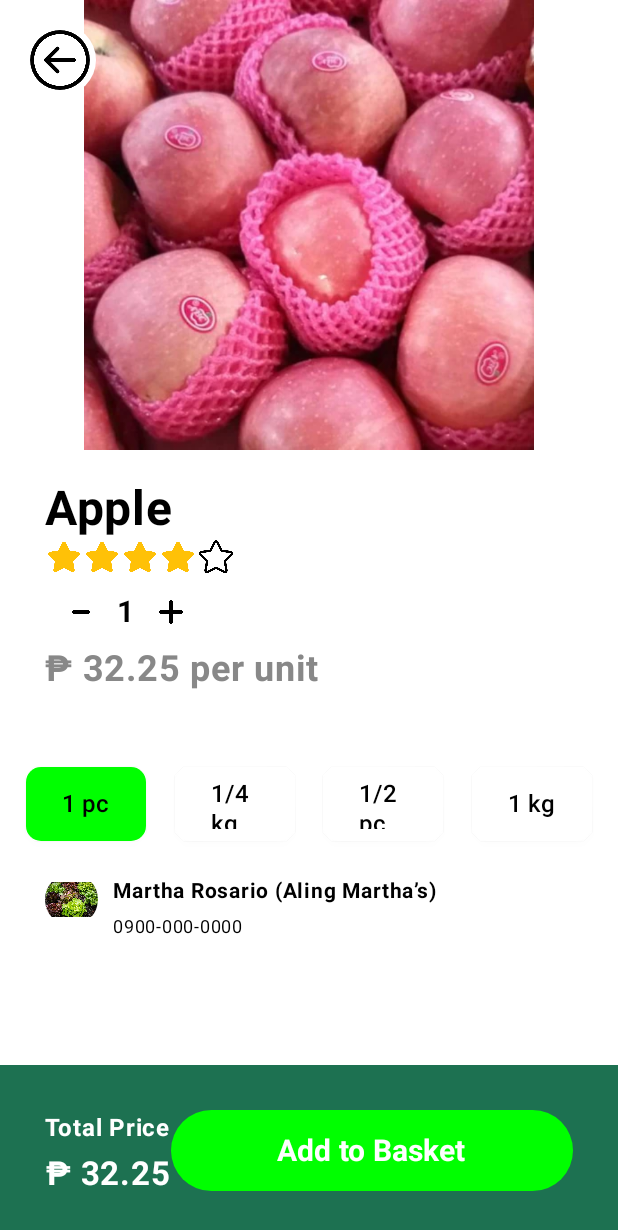
After one commit to mvictoria7/SplashScreenBaskit, an Android app built with Jetpack Compose: the AppleScreen screen opened through its navigation route, on a phone screen of 412 x 824 dp. The commit adds this screen. Shown: the top 1230 px of the screen. Run offline under Robolectric (Android 15) with nearby library versions, the phone set to English and light mode, and no system bars; our stand-ins replace accompanist.

Commit message:
add to cart na sira

```diff
--- a/app/build.gradle.kts
+++ b/app/build.gradle.kts
@@ -58,6 +58,7 @@ dependencies {
     implementation(libs.androidx.lifecycle.viewmodel.ktx)
     implementation(libs.androidx.navigation.fragment.ktx)
     implementation(libs.androidx.navigation.ui.ktx)
+    implementation ("androidx.navigation:navigation-compose:2.5.1")
     testImplementation(libs.junit)
     androidTestImplementation(libs.androidx.junit)
     androidTestImplementation(libs.androidx.espresso.core)
@@ -66,6 +67,7 @@ dependencies {
     debugImplementation(libs.androidx.ui.tooling)
     debugImplementation(libs.androidx.ui.test.manifest)
 
+
     val nav_version = "2.7.7"
     implementation("androidx.navigation:navigation-compose:$nav_version")
 
--- /dev/null
+++ b/app/src/main/java/com/example/splashscreenbaskit/AppleScreen.kt
@@ -0,0 +1,249 @@
+package com.example.splashscreenbaskit
+
+import androidx.compose.foundation.Image
+import androidx.compose.foundation.background
+import androidx.compose.foundation.layout.*
+import androidx.compose.foundation.shape.RoundedCornerShape
+import androidx.compose.material3.*
+import androidx.compose.runtime.*
+import androidx.compose.ui.Alignment
+import androidx.compose.ui.Modifier
+import androidx.compose.ui.draw.clip
+import androidx.compose.ui.graphics.Color
+import androidx.compose.ui.res.painterResource
+import androidx.compose.ui.text.font.FontWeight
+import androidx.compose.ui.tooling.preview.Preview
+import androidx.compose.ui.unit.dp
+import androidx.compose.ui.unit.sp
+import androidx.navigation.NavController
+
+@Composable
+fun AppleScreen(navController: NavController) {  // ✅ Accept NavController
+    var quantity by remember { mutableStateOf(1) }
+    var selectedWeight by remember { mutableStateOf("1 pc") }
+
+    // Base price for 1 pc
+    val basePrice = 32.25
+    val priceIncrease = 30.0
+
+    // Price calculation based on selected weight
+    val priceForWeight = when (selectedWeight) {
+        "1 pc" -> basePrice
+        "1/4 kg" -> basePrice + priceIncrease
+        "1/2 pc" -> basePrice + priceIncrease
+        "1 kg" -> basePrice + priceIncrease * 2
+        else -> basePrice
+    }
+
+    val totalPrice = (priceForWeight * quantity).toFloat()  // ✅ Ensure totalPrice is Float
+    val weightOptions = listOf("1 pc", "1/4 kg", "1/2 pc", "1 kg")
+
+    Column(
+        modifier = Modifier
+            .fillMaxSize()
+            .background(Color.White)
+    ) {
+        // Image section with back button
+        Box(
+            modifier = Modifier
+                .fillMaxWidth()
+                .height(300.dp)
+        ) {
+            Image(
+                painter = painterResource(id = R.drawable.apple),
+                contentDescription = "Apple",
+                modifier = Modifier.fillMaxSize()
+            )
+            IconButton(
+                onClick = { navController.popBackStack() },  // ✅ Navigate back
+                modifier = Modifier
+                    .padding(16.dp)
+                    .align(Alignment.TopStart)
+                    .background(Color.White, shape = RoundedCornerShape(50))
+            ) {
+                Icon(
+                    painter = painterResource(id = R.drawable.back),
+                    contentDescription = "Back",
+                    tint = Color.Black
+                )
+            }
+        }
+
+        Spacer(modifier = Modifier.height(20.dp))
+
+        // Product details
+        Column(
+            modifier = Modifier
+                .fillMaxWidth()
+                .padding(start = 30.dp, end = 30.dp)
+        ) {
+            Text(
+                text = "Apple",
+                fontSize = 32.sp,
+                fontWeight = FontWeight.Bold
+            )
+
+            // Star rating section
+            Row(verticalAlignment = Alignment.CenterVertically) {
+                repeat(4) {
+                    Icon(
+                        painter = painterResource(id = R.drawable.star),
+                        contentDescription = "Star",
+                        tint = Color(0xFFFFC107),
+                        modifier = Modifier.size(25.dp)
+                    )
+                }
+                Icon(
+                    painter = painterResource(id = R.drawable.star_outline),
+                    contentDescription = "Star Outline",
+                    tint = Color.Black,
+                    modifier = Modifier.size(25.dp)
+                )
+            }
+
+            Row(verticalAlignment = Alignment.CenterVertically) {
+                IconButton(onClick = { if (quantity > 1) quantity-- }) {
+                    Icon(
+                        painter = painterResource(id = R.drawable.minus),
+                        contentDescription = "Minus",
+                        tint = Color.Black,
+                        modifier = Modifier.size(16.dp)
+                    )
+                }
+                Text(
+                    text = "$quantity",
+                    fontSize = 20.sp,
+                    fontWeight = FontWeight.Bold,
+                )
+                IconButton(onClick = { quantity++ }) {
+                    Icon(
+                        painter = painterResource(id = R.drawable.add),
+                        contentDescription = "Add",
+                        tint = Color.Black,
+                        modifier = Modifier.size(16.dp)
+                    )
+                }
+            }
+
+            Text(
+                text = "₱ ${"%.2f".format(priceForWeight)} per unit",
+                fontSize = 24.sp,
+                fontWeight = FontWeight.Bold,
+                color = Color.Gray
+            )
+        }
+
+        Spacer(modifier = Modifier.height(50.dp))
+
+        // Weight options
+        Row(
+            modifier = Modifier.fillMaxWidth(),
+            horizontalArrangement = Arrangement.SpaceEvenly
+        ) {
+            weightOptions.forEach { option ->
+                Button(
+                    modifier = Modifier
+                        .height(52.dp)
+                        .padding(1.dp)
+                        .width(80.dp),
+                    onClick = { selectedWeight = option },
+                    shape = RoundedCornerShape(10.dp),
+                    colors = ButtonDefaults.buttonColors(
+                        containerColor = if (selectedWeight == option) Color.Green else Color.White,
+                        contentColor = Color.Black
+                    ),
+                    elevation = ButtonDefaults.buttonElevation(2.dp)
+                ) {
+                    Text(
+                        text = option,
+                        fontSize = 16.sp,
+                        fontWeight = FontWeight.SemiBold
+                    )
+                }
+            }
+        }
+
+        Spacer(modifier = Modifier.height(20.dp))
+
+        // Vendor section
+        Row(
+            modifier = Modifier
+                .fillMaxWidth()
+                .padding(start = 30.dp, end = 30.dp)
+        ) {
+            Image(
+                painter = painterResource(id = R.drawable.lettuce),
+                contentDescription = "Vendor Profile",
+                modifier = Modifier
+                    .clip(RoundedCornerShape(50))
+                    .size(35.dp)
+            )
+            Spacer(modifier = Modifier.width(10.dp))
+            Column {
+                Text(
+                    text = "Martha Rosario (Aling Martha’s)",
+                    fontSize = 14.sp,
+                    fontWeight = FontWeight.Bold,
+                    color = Color.Black
+                )
+                Text(
+                    text = "0900-000-0000",
+                    fontSize = 12.sp,
+                    fontWeight = FontWeight.Normal,
+                    color = Color.Black
+                )
+            }
+        }
+
+        Spacer(modifier = Modifier.weight(1f))
+
+        // Footer section
+        Row(
+            modifier = Modifier
+                .height(114.dp)
+                .fillMaxWidth()
+                .background(Color(0xFF1D7151))
+                .padding(30.dp),
+            verticalAlignment = Alignment.CenterVertically,
+            horizontalArrangement = Arrangement.SpaceBetween
+        ) {
+            Column(
+                horizontalAlignment = Alignment.CenterHorizontally,
+                verticalArrangement = Arrangement.Center
+            ) {
+                Text(
+                    text = "Total Price",
+                    fontSize = 16.sp,
+                    color = Color.White,
+                    fontWeight = FontWeight.Bold
+                )
+
+                Spacer(modifier = Modifier.height(5.dp))
+
+                Text(
+                    text = "₱ ${"%.2f".format(totalPrice)}",
+                    fontSize = 22.sp,
+                    color = Color.White,
+                    fontWeight = FontWeight.Bold
+                )
+            }
+            Button(
+                modifier = Modifier
+                    .height(55.dp)
+                    .fillMaxWidth(),
+                onClick = {
+                    navController.navigate("Addtocart/${selectedWeight}/${quantity}/${totalPrice}")
+                },
+                shape = RoundedCornerShape(30.dp),
+                colors = ButtonDefaults.buttonColors(containerColor = Color.Green)
+            ) {
+                Text(
+                    text = "Add to Basket",
+                    color = Color.White,
+                    fontWeight = FontWeight.Bold,
+                    fontSize = 20.sp
+                )
+            }
+        }
+    }
+}
--- a/app/src/main/java/com/example/splashscreenbaskit/MainActivity.kt
+++ b/app/src/main/java/com/example/splashscreenbaskit/MainActivity.kt
@@ -6,12 +6,12 @@ import android.os.Bundle
 import androidx.activity.ComponentActivity
 import androidx.activity.compose.setContent
 import androidx.activity.enableEdgeToEdge
-import androidx.compose.runtime.Composable
 import androidx.core.splashscreen.SplashScreen.Companion.installSplashScreen
-import androidx.navigation.NavController
+import androidx.navigation.NavType
 import androidx.navigation.compose.NavHost
 import androidx.navigation.compose.composable
 import androidx.navigation.compose.rememberNavController
+import androidx.navigation.navArgument
 import com.example.myapplication.design.loginregister.LoginActivity
 import com.example.splashscreenbaskit.ui.theme.SplashScreenBaskitTheme
 
@@ -22,10 +22,10 @@ class MainActivity : ComponentActivity() {
         installSplashScreen()
         enableEdgeToEdge()
 
-
         setContent {
             SplashScreenBaskitTheme {
                 val navController = rememberNavController()
+
                 NavHost(navController = navController, startDestination = "OnBoardingScreen") {
                     composable("OnBoardingScreen") {
                         OnboardingScreen(navController)
@@ -42,10 +42,30 @@ class MainActivity : ComponentActivity() {
                     composable("HomeActivity") {
                         HomeScreen()
                     }
+                    composable("AppleScreen") {
+                        AppleScreen(navController)  // ✅ Pass navController correctly
+                    }
+                    composable(
+                        "add_to_cart/{weight}/{quantity}/{totalPrice}",
+                        arguments = listOf(
+                            navArgument("weight") { type = NavType.StringType },
+                            navArgument("quantity") { type = NavType.IntType },
+                            navArgument("totalPrice") { type = NavType.FloatType }
+                        )
+                    ) { backStackEntry ->
+                        val weight = backStackEntry.arguments?.getString("weight") ?: "1 pc"
+                        val quantity = backStackEntry.arguments?.getInt("quantity") ?: 1
+                        val totalPrice = backStackEntry.arguments?.getFloat("totalPrice") ?: 0f
 
-
-                    }
+                        AddToCartScreen(
+                            navController = navController,
+                            productName = "Apple",
+                            quantity = quantity,
+                            price = totalPrice.toDouble()
+                        )
                     }
                 }
             }
         }
+    }
+}
```
Also changed, not shown: app/src/main/java/com/example/splashscreenbaskit/Addtocart.kt (added, +103 -0 lines), app/src/main/java/com/example/splashscreenbaskit/CartActivity.kt (deleted, +0 -249 lines), app/src/main/java/com/example/splashscreenbaskit/HomeActivity.kt (+30 -25 lines), app/src/main/res/drawable/apple.jpg (added).
